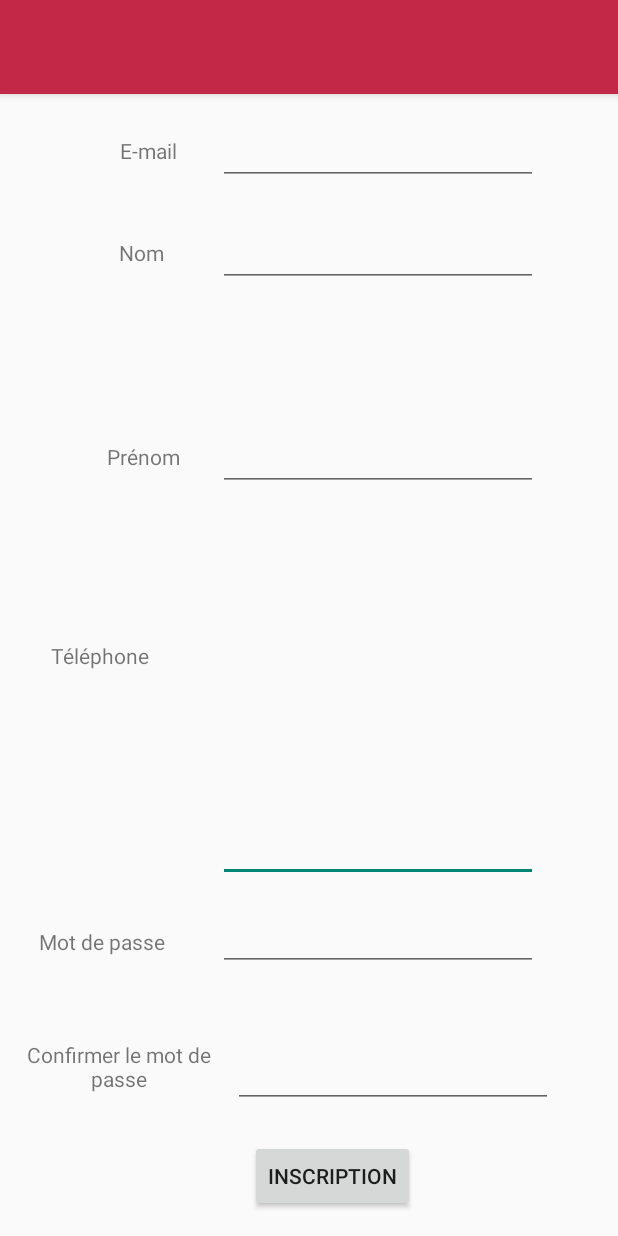
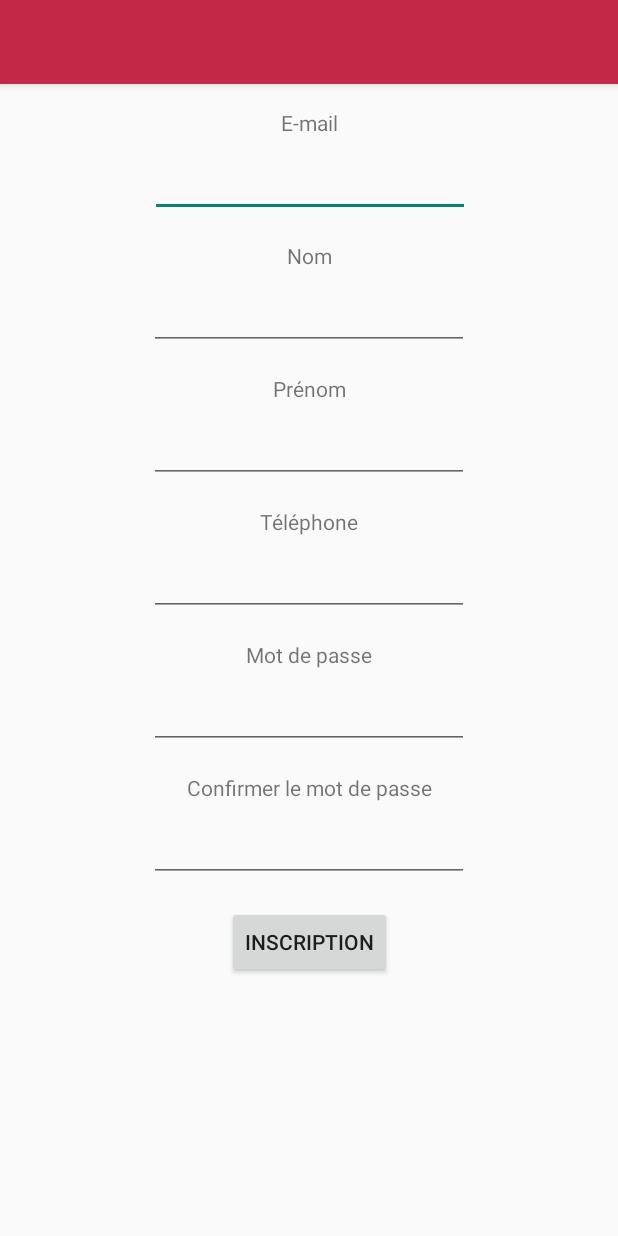
Before and after one commit to Loyth/toutpret, an Android app: the layout activity_sign_up.xml on its own in the app's theme, with its tools: preview values and no code run, on a phone screen of 412 x 824 dp. Run offline under Robolectric (Android 15) with nearby library versions, the phone set to English and light mode, and no system bars.

Commit message:
edit signup xml and add redirection after signup

```diff
--- a/app/src/main/java/toutpret/isep/com/toutpret/LoginActivity.java
+++ b/app/src/main/java/toutpret/isep/com/toutpret/LoginActivity.java
@@ -21,13 +21,11 @@ public class LoginActivity extends AppCompatActivity {
         ActionBar actionBar = getSupportActionBar();
         actionBar.setTitle("Se connecter");
 
-        Button button_SignUp = (Button) findViewById(R.id.button_SignUp);
+        Button button_SignUp = findViewById(R.id.button_SignUp);
         button_SignUp.setOnClickListener(new Button.OnClickListener() {
             public void onClick(View v) {
-
-                Intent SignUpActivity= new Intent(getApplicationContext(), SignUpActivity.class);
+                Intent SignUpActivity = new Intent(getApplicationContext(), SignUpActivity.class);
                 startActivity(SignUpActivity);
-
             }
         });
     }
--- a/app/src/main/res/layout/activity_sign_up.xml
+++ b/app/src/main/res/layout/activity_sign_up.xml
@@ -7,164 +7,176 @@
     tools:context=".SignUpActivity"
     tools:layout_editor_absoluteY="25dp">
 
+    <android.support.v7.widget.Toolbar
+        android:id="@+id/my_toolbar"
+        android:layout_width="match_parent"
+        android:layout_height="?attr/actionBarSize"
+        android:background="@color/colorPrimaryDark"
+        android:elevation="4dp"
+        android:theme="@style/ThemeOverlay.AppCompat.Dark.ActionBar"
+        app:popupTheme="@style/ThemeOverlay.AppCompat.Dark" />
+
+    <ScrollView
+        android:layout_width="match_parent"
+        android:layout_height="match_parent">
+
+        <android.support.constraint.ConstraintLayout
+            android:layout_width="match_parent"
+            android:layout_height="wrap_content"
+            android:layout_marginTop="?attr/actionBarSize">
 
             <TextView
                 android:id="@+id/textView10"
                 android:layout_width="wrap_content"
                 android:layout_height="wrap_content"
-        android:layout_marginEnd="12dp"
+                android:layout_marginTop="16dp"
                 android:text="Téléphone"
-        app:layout_constraintBaseline_toBaselineOf="@+id/text_telephone"
-        app:layout_constraintEnd_toStartOf="@+id/text_telephone"
-        app:layout_constraintStart_toStartOf="parent" />
+                app:layout_constraintEnd_toEndOf="parent"
+                app:layout_constraintHorizontal_bias="0.5"
+                app:layout_constraintStart_toStartOf="parent"
+                app:layout_constraintTop_toBottomOf="@+id/text_prenom" />
+
+            <EditText
+                android:id="@+id/text_prenom"
+                android:layout_width="wrap_content"
+                android:layout_height="wrap_content"
+                android:layout_marginTop="8dp"
+                android:ems="10"
+                android:inputType="textEmailAddress"
+                app:layout_constraintEnd_toEndOf="parent"
+                app:layout_constraintHorizontal_bias="0.5"
+                app:layout_constraintStart_toStartOf="parent"
+                app:layout_constraintTop_toBottomOf="@+id/textView7" />
+
+            <EditText
+                android:id="@+id/text_mdp"
+                android:layout_width="wrap_content"
+                android:layout_height="wrap_content"
+                android:layout_marginTop="8dp"
+                android:ems="10"
+                android:inputType="textPassword"
+                app:layout_constraintEnd_toEndOf="parent"
+                app:layout_constraintHorizontal_bias="0.5"
+                app:layout_constraintStart_toStartOf="parent"
+                app:layout_constraintTop_toBottomOf="@+id/textView4" />
+
+            <EditText
+                android:id="@+id/text_email"
+                android:layout_width="wrap_content"
+                android:layout_height="wrap_content"
+                android:layout_marginTop="8dp"
+                android:ems="10"
+                android:inputType="textEmailAddress"
+                app:layout_constraintEnd_toEndOf="parent"
+                app:layout_constraintHorizontal_bias="0.502"
+                app:layout_constraintStart_toStartOf="parent"
+                app:layout_constraintTop_toBottomOf="@+id/textView3" />
 
             <EditText
                 android:id="@+id/text_telephone"
                 android:layout_width="wrap_content"
-        android:layout_height="0dp"
-        android:layout_marginTop="221dp"
-        android:layout_marginEnd="19dp"
-        android:layout_marginBottom="220dp"
+                android:layout_height="wrap_content"
+                android:layout_marginTop="8dp"
                 android:ems="10"
                 android:inputType="phone"
-        app:layout_constraintBottom_toBottomOf="@+id/button_Inscription"
                 app:layout_constraintEnd_toEndOf="parent"
-        app:layout_constraintStart_toEndOf="@+id/textView10"
-        app:layout_constraintTop_toBottomOf="@+id/my_toolbar" />
+                app:layout_constraintHorizontal_bias="0.5"
+                app:layout_constraintStart_toStartOf="parent"
+                app:layout_constraintTop_toBottomOf="@+id/textView10" />
+
+            <TextView
+                android:id="@+id/textView4"
+                android:layout_width="wrap_content"
+                android:layout_height="wrap_content"
+                android:layout_marginTop="16dp"
+                android:text="Mot de passe"
+                app:layout_constraintEnd_toEndOf="parent"
+                app:layout_constraintHorizontal_bias="0.5"
+                app:layout_constraintStart_toStartOf="parent"
+                app:layout_constraintTop_toBottomOf="@+id/text_telephone" />
+
+            <EditText
+                android:id="@+id/text_mdp_confirmation"
+                android:layout_width="wrap_content"
+                android:layout_height="wrap_content"
+                android:layout_marginTop="8dp"
+                android:ems="10"
+                android:inputType="textPassword"
+                app:layout_constraintEnd_toEndOf="parent"
+                app:layout_constraintHorizontal_bias="0.5"
+                app:layout_constraintStart_toStartOf="parent"
+                app:layout_constraintTop_toBottomOf="@+id/textView6" />
+
+            <TextView
+                android:id="@+id/textView5"
+                android:layout_width="wrap_content"
+                android:layout_height="wrap_content"
+                android:layout_marginTop="16dp"
+                android:text="Nom"
+                app:layout_constraintEnd_toEndOf="parent"
+                app:layout_constraintHorizontal_bias="0.5"
+                app:layout_constraintStart_toStartOf="parent"
+                app:layout_constraintTop_toBottomOf="@+id/text_email" />
 
             <TextView
                 android:id="@+id/textView7"
                 android:layout_width="wrap_content"
                 android:layout_height="wrap_content"
-        android:layout_marginEnd="25dp"
+                android:layout_marginTop="16dp"
                 android:text="Prénom"
-        app:layout_constraintBaseline_toBaselineOf="@+id/text_prenom"
-        app:layout_constraintEnd_toStartOf="@+id/text_prenom" />
-
-    <EditText
-        android:id="@+id/text_prenom"
-        android:layout_width="wrap_content"
-        android:layout_height="48dp"
-        android:layout_marginTop="57dp"
-        android:layout_marginBottom="56dp"
-        android:ems="10"
-        android:inputType="textEmailAddress"
-        app:layout_constraintBottom_toBottomOf="@+id/textView10"
-        app:layout_constraintStart_toStartOf="@+id/text_nom"
-        app:layout_constraintTop_toTopOf="@+id/textView5" />
+                app:layout_constraintEnd_toEndOf="parent"
+                app:layout_constraintHorizontal_bias="0.5"
+                app:layout_constraintStart_toStartOf="parent"
+                app:layout_constraintTop_toBottomOf="@+id/text_nom" />
 
             <TextView
-        android:id="@+id/textView5"
+                android:id="@+id/textView6"
                 android:layout_width="wrap_content"
                 android:layout_height="wrap_content"
-        android:layout_marginEnd="36dp"
-        android:text="Nom"
-        app:layout_constraintBaseline_toBaselineOf="@+id/text_nom"
-        app:layout_constraintEnd_toStartOf="@+id/text_nom" />
+                android:layout_marginTop="16dp"
+                android:text="Confirmer le mot de passe"
+                android:textAlignment="center"
+                app:layout_constraintEnd_toEndOf="parent"
+                app:layout_constraintHorizontal_bias="0.5"
+                app:layout_constraintStart_toStartOf="parent"
+                app:layout_constraintTop_toBottomOf="@+id/text_mdp" />
 
             <EditText
                 android:id="@+id/text_nom"
                 android:layout_width="wrap_content"
-        android:layout_height="47dp"
-        android:layout_marginTop="144dp"
+                android:layout_height="wrap_content"
+                android:layout_marginTop="8dp"
                 android:ems="10"
                 android:inputType="textEmailAddress"
-        app:layout_constraintStart_toStartOf="@+id/text_email"
-        app:layout_constraintTop_toTopOf="parent" />
-
-    <EditText
-        android:id="@+id/text_mdp_confirmation"
-        android:layout_width="wrap_content"
-        android:layout_height="wrap_content"
-        android:layout_marginEnd="43dp"
-        android:layout_marginBottom="21dp"
-        android:ems="10"
-        android:inputType="textPassword"
-        app:layout_constraintBottom_toTopOf="@+id/button_Inscription"
                 app:layout_constraintEnd_toEndOf="parent"
-        app:layout_constraintStart_toEndOf="@+id/textView6" />
-
-    <TextView
-        android:id="@+id/textView6"
-        android:layout_width="0dp"
-        android:layout_height="0dp"
-        android:layout_marginStart="16dp"
-        android:layout_marginEnd="12dp"
-        android:layout_marginBottom="4dp"
-        android:text="Confirmer le mot de passe"
-        android:textAlignment="center"
-        app:layout_constraintBottom_toTopOf="@+id/button_Inscription"
-        app:layout_constraintEnd_toStartOf="@+id/text_mdp_confirmation"
                 app:layout_constraintStart_toStartOf="parent"
-        app:layout_constraintTop_toTopOf="@+id/text_mdp_confirmation" />
-
-    <EditText
-        android:id="@+id/text_mdp"
-        android:layout_width="wrap_content"
-        android:layout_height="wrap_content"
-        android:layout_marginTop="14dp"
-        android:layout_marginEnd="27dp"
-        android:ems="10"
-        android:inputType="textPassword"
-        app:layout_constraintEnd_toEndOf="parent"
-        app:layout_constraintStart_toEndOf="@+id/textView4"
-        app:layout_constraintTop_toBottomOf="@+id/text_telephone" />
-
-    <TextView
-        android:id="@+id/textView4"
-        android:layout_width="wrap_content"
-        android:layout_height="wrap_content"
-        android:layout_marginEnd="9dp"
-        android:layout_marginBottom="10dp"
-        android:text="Mot de passe"
-        app:layout_constraintBottom_toBottomOf="@+id/text_mdp"
-        app:layout_constraintEnd_toStartOf="@+id/text_mdp"
-        app:layout_constraintStart_toStartOf="parent" />
+                app:layout_constraintTop_toBottomOf="@+id/textView5" />
 
             <TextView
                 android:id="@+id/textView3"
                 android:layout_width="wrap_content"
                 android:layout_height="wrap_content"
-        android:layout_marginEnd="27dp"
+                android:layout_marginTop="16dp"
                 android:text="E-mail"
-        app:layout_constraintBaseline_toBaselineOf="@+id/text_email"
-        app:layout_constraintEnd_toStartOf="@+id/text_email" />
-
-    <EditText
-        android:id="@+id/text_email"
-        android:layout_width="wrap_content"
-        android:layout_height="47dp"
-        android:layout_marginTop="76dp"
-        android:layout_marginBottom="68dp"
-        android:ems="10"
-        android:inputType="textEmailAddress"
-        app:layout_constraintBottom_toBottomOf="@+id/text_nom"
-        app:layout_constraintEnd_toEndOf="@+id/text_telephone"
-        app:layout_constraintStart_toStartOf="@+id/text_telephone"
+                app:layout_constraintEnd_toEndOf="parent"
+                app:layout_constraintHorizontal_bias="0.5"
+                app:layout_constraintStart_toStartOf="parent"
                 app:layout_constraintTop_toTopOf="parent" />
-
-    <android.support.v7.widget.Toolbar
-        android:id="@+id/my_toolbar"
-        android:layout_width="0dp"
-        android:layout_height="0dp"
-        android:layout_marginBottom="13dp"
-        android:background="@color/colorPrimaryDark"
-        android:elevation="4dp"
-        android:theme="@style/ThemeOverlay.AppCompat.Dark.ActionBar"
-        app:layout_constraintBottom_toTopOf="@+id/text_email"
-        app:layout_constraintEnd_toEndOf="parent"
-        app:layout_constraintStart_toStartOf="parent"
-        app:layout_constraintTop_toTopOf="parent"
-        app:popupTheme="@style/ThemeOverlay.AppCompat.Dark" />
 
             <Button
                 android:id="@+id/button_Inscription"
                 android:layout_width="wrap_content"
                 android:layout_height="wrap_content"
-        android:layout_marginStart="11dp"
+                android:layout_marginTop="16dp"
                 android:layout_marginBottom="16dp"
                 android:text="Inscription"
                 app:layout_constraintBottom_toBottomOf="parent"
-        app:layout_constraintStart_toStartOf="@+id/text_mdp_confirmation" />
+                app:layout_constraintEnd_toEndOf="parent"
+                app:layout_constraintHorizontal_bias="0.5"
+                app:layout_constraintStart_toStartOf="parent"
+                app:layout_constraintTop_toBottomOf="@+id/text_mdp_confirmation" />
+        </android.support.constraint.ConstraintLayout>
+    </ScrollView>
+
 
 </android.support.constraint.ConstraintLayout>
```
Also changed, not shown: app/build.gradle (+3 -6 lines), app/src/main/java/toutpret/isep/com/toutpret/SignUpActivity.java (+43 -39 lines), app/src/main/java/toutpret/isep/com/toutpret/models/User.java (+8 -7 lines). Lines whose indentation alone changed are shown as unchanged.
